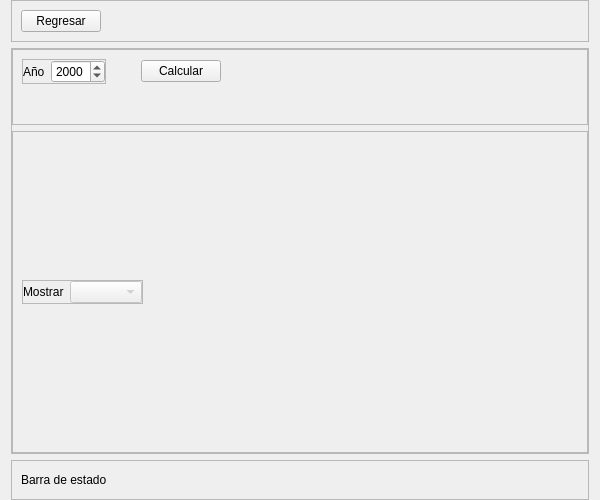
Above: view/ui/year_statistics.ui from R0land013/blue-pos before the change. Below: the same form after it.
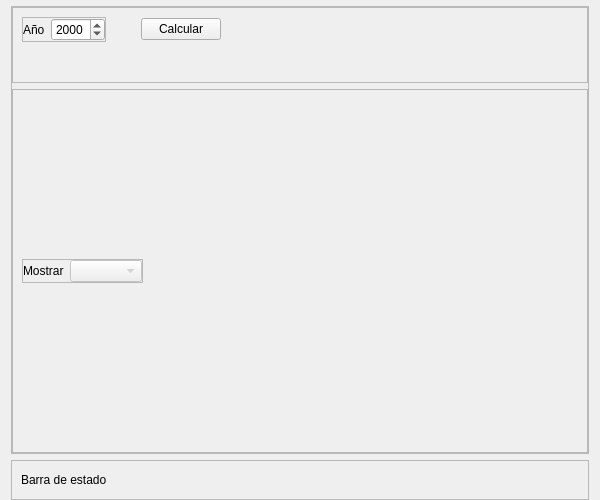
That is the form after the change.

Commit message: Style: Reemplazado botón de regresar por un QToolButton en la vista de estadística anual

The edit to the form file:
```diff
--- a/view/ui/year_statistics.ui
+++ b/view/ui/year_statistics.ui
@@ -37,37 +37,6 @@
      <property name="frameShadow">
       <enum>QFrame::Raised</enum>
      </property>
-     <layout class="QHBoxLayout" name="horizontalLayout_2">
-      <item>
-       <widget class="QPushButton" name="back_button">
-        <property name="sizePolicy">
-         <sizepolicy hsizetype="Maximum" vsizetype="Maximum">
-          <horstretch>0</horstretch>
-          <verstretch>0</verstretch>
-         </sizepolicy>
-        </property>
-        <property name="cursor">
-         <cursorShape>PointingHandCursor</cursorShape>
-        </property>
-        <property name="text">
-         <string>Regresar</string>
-        </property>
-       </widget>
-      </item>
-      <item>
-       <spacer name="horizontalSpacer_2">
-        <property name="orientation">
-         <enum>Qt::Horizontal</enum>
-        </property>
-        <property name="sizeHint" stdset="0">
-         <size>
-          <width>40</width>
-          <height>20</height>
-         </size>
-        </property>
-       </spacer>
-      </item>
-     </layout>
     </widget>
    </item>
    <item>
```
The commit also changes 1 other file.
